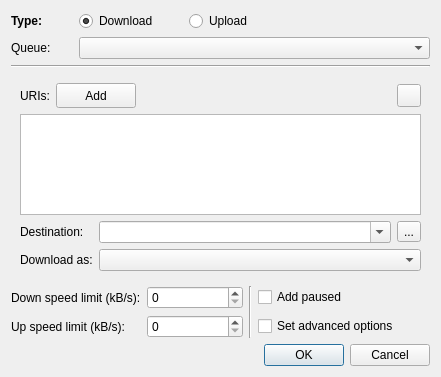
Qt form NewTransferDlg.ui (LubosD/fatrat) before a commit.
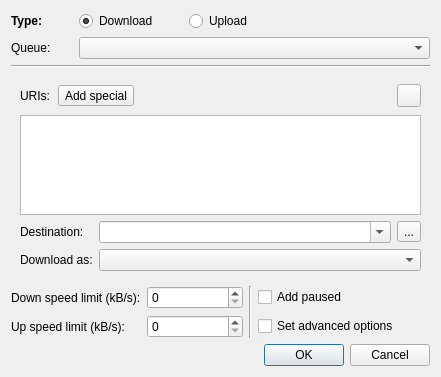
The same form after that commit. Icons and pictures are not drawn.

Commit message: Innovated new transfer dialog

```diff
--- a/NewTransferDlg.ui
+++ b/NewTransferDlg.ui
@@ -81,19 +81,19 @@
         </widget>
        </item>
        <item row="0" column="1" colspan="2" >
-        <widget class="QPushButton" name="pushAddFiles2" >
-         <property name="sizePolicy" >
-          <sizepolicy vsizetype="Minimum" hsizetype="Minimum" >
-           <horstretch>0</horstretch>
-           <verstretch>0</verstretch>
-          </sizepolicy>
-         </property>
+        <widget class="QToolButton" name="toolAddSpecial" >
          <property name="text" >
-          <string>Add</string>
+          <string>Add special</string>
          </property>
          <property name="icon" >
           <iconset resource="gfx/resources.qrc" >:/menu/add.png</iconset>
          </property>
+         <property name="popupMode" >
+          <enum>QToolButton::InstantPopup</enum>
+         </property>
+         <property name="toolButtonStyle" >
+          <enum>Qt::ToolButtonTextBesideIcon</enum>
+         </property>
         </widget>
        </item>
        <item row="0" column="3" >
@@ -103,8 +103,8 @@
          </property>
          <property name="sizeHint" >
           <size>
-           <width>221</width>
-           <height>25</height>
+           <width>211</width>
+           <height>26</height>
           </size>
          </property>
         </spacer>
```
The commit also changes 6 other files.
